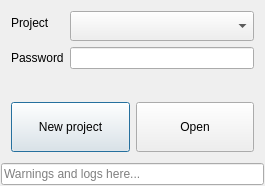
The window that App/ui_files/projects_dialog.ui (Wizard-collab/Wizard) describes before a commit, drawn with Qt 5.
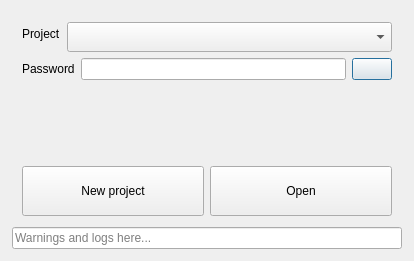
The same window after the commit.

The edit to the form file:
```diff
--- a/App/ui_files/projects_dialog.ui
+++ b/App/ui_files/projects_dialog.ui
@@ -6,26 +6,14 @@
    <rect>
     <x>0</x>
     <y>0</y>
-    <width>265</width>
-    <height>186</height>
+    <width>414</width>
+    <height>261</height>
    </rect>
   </property>
   <property name="windowTitle">
    <string>Dialog</string>
   </property>
-  <layout class="QVBoxLayout" name="verticalLayout_3">
-   <property name="leftMargin">
-    <number>0</number>
-   </property>
-   <property name="topMargin">
-    <number>0</number>
-   </property>
-   <property name="rightMargin">
-    <number>0</number>
-   </property>
-   <property name="bottomMargin">
-    <number>0</number>
-   </property>
+  <layout class="QHBoxLayout" name="horizontalLayout_3">
    <item>
     <layout class="QVBoxLayout" name="verticalLayout_2">
      <property name="spacing">
@@ -59,6 +47,8 @@
          <number>10</number>
         </property>
         <item>
+         <layout class="QVBoxLayout" name="verticalLayout_3">
+          <item>
          <layout class="QFormLayout" name="formLayout">
           <item row="0" column="0">
            <widget class="QLabel" name="all_projects_label">
@@ -77,15 +67,37 @@
             </property>
            </widget>
           </item>
-          <item row="1" column="1">
-           <widget class="QLineEdit" name="password_lineEdit"/>
+           </layout>
           </item>
-          <item row="1" column="0">
+          <item>
+           <layout class="QHBoxLayout" name="horizontalLayout_2">
+            <item>
            <widget class="QLabel" name="label">
             <property name="text">
              <string>Password</string>
             </property>
            </widget>
+            </item>
+            <item>
+             <widget class="QLineEdit" name="password_lineEdit"/>
+            </item>
+            <item>
+             <widget class="QPushButton" name="password_visibility_pushButton">
+              <property name="cursor">
+               <cursorShape>PointingHandCursor</cursorShape>
+              </property>
+              <property name="toolTip">
+               <string>Show password</string>
+              </property>
+              <property name="text">
+               <string/>
+              </property>
+              <property name="checkable">
+               <bool>true</bool>
+              </property>
+             </widget>
+            </item>
+           </layout>
           </item>
          </layout>
         </item>
```
Lines whose indentation alone changed are shown as unchanged.
